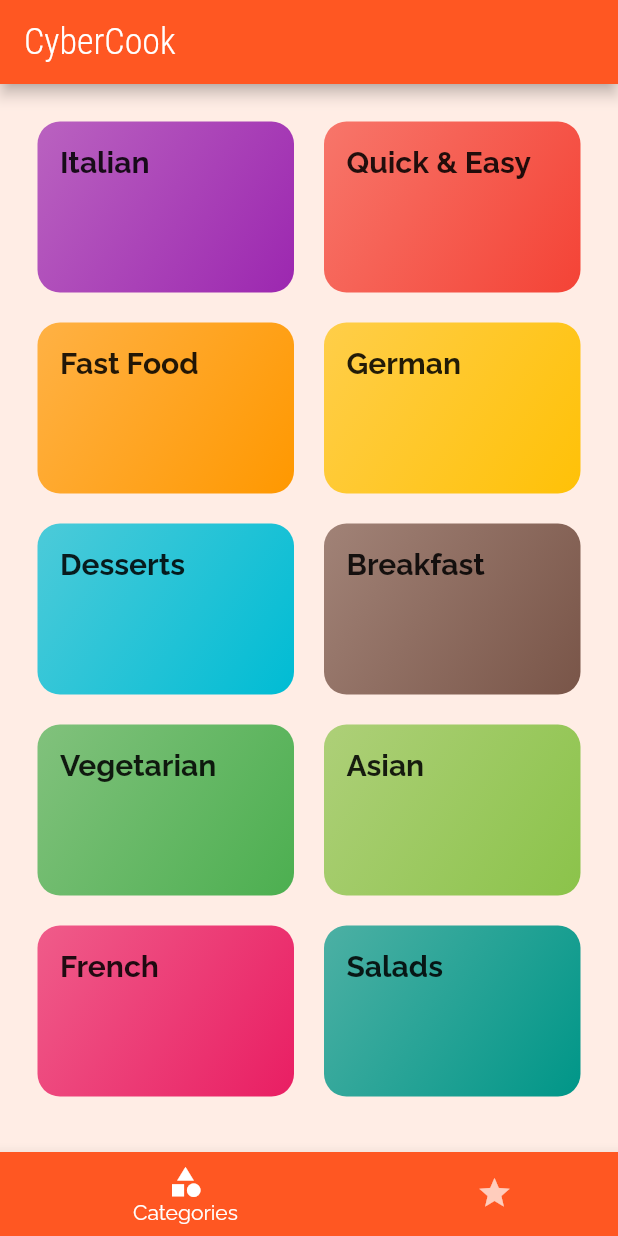
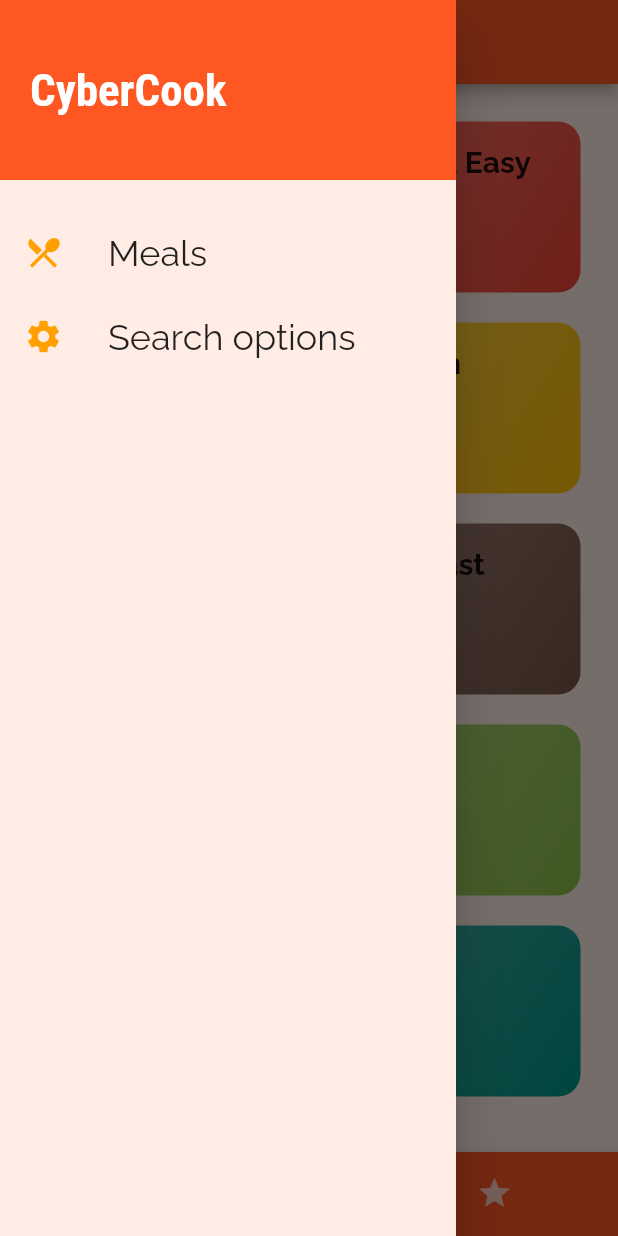
Before and after one commit to Totemi1324/virtual_cookbook, a Flutter app: the screen it shows after launch, with the side drawer open (before the commit the screen has no drawer), on a phone screen of 412 x 824 dp. Run offline on Flutter 3.47's test engine with Material 2 defaults, Android fonts, the phone set to English and light mode, and no system bars.

Commit message:
Style side drawer

```diff
--- a/lib/main.dart
+++ b/lib/main.dart
@@ -17,7 +17,7 @@ class MyApp extends StatelessWidget {
         primarySwatch: Colors.deepOrange,
         colorScheme: ColorScheme.fromSwatch(
           primarySwatch: Colors.deepOrange,
-          accentColor: Colors.teal,
+          accentColor: Colors.amber.shade700,
         ),
         canvasColor: const Color.fromARGB(255, 255, 237, 229),
         fontFamily: "Raleway",
--- a/lib/screens/tabs.dart
+++ b/lib/screens/tabs.dart
@@ -1,5 +1,6 @@
 import 'package:flutter/material.dart';
 
+import '../widgets/drawer_menu.dart';
 import './favourites.dart';
 import './categories.dart';
 
@@ -29,6 +30,7 @@ class _ScreenTabsState extends State<ScreenTabs> {
       appBar: AppBar(
         title: const Text("CyberCook"),
       ),
+      drawer: const DrawerMenu(),
       body: _pages[_selectedPageIndex],
       bottomNavigationBar: BottomNavigationBar(
         onTap: _onSelectPage,
--- /dev/null
+++ b/lib/widgets/drawer_menu.dart
@@ -0,0 +1,56 @@
+import 'package:flutter/material.dart';
+
+class DrawerMenu extends StatelessWidget {
+  const DrawerMenu({super.key});
+
+  Widget _buildOption(BuildContext buildContext, IconData icon, String name) {
+    return ListTile(
+      leading: Icon(
+        icon,
+        size: 26,
+        color: Theme.of(buildContext).colorScheme.secondary,
+      ),
+      title: Text(
+        name,
+        style: const TextStyle(
+          fontSize: 24,
+          //fontWeight: FontWeight.bold,
+        ),
+      ),
+      onTap: () {
+        //...
+      },
+    );
+  }
+
+  @override
+  Widget build(BuildContext context) {
+    return Drawer(
+      child: Column(
+        children: [
+          Container(
+            height: 120,
+            width: double.infinity,
+            padding: const EdgeInsets.all(20),
+            alignment: Alignment.centerLeft,
+            color: Theme.of(context).colorScheme.primary,
+            child: const Text(
+              "CyberCook",
+              style: TextStyle(
+                fontFamily: "RobotoCondensed",
+                fontWeight: FontWeight.bold,
+                fontSize: 30,
+                color: Colors.white,
+              ),
+            ),
+          ),
+          const SizedBox(
+            height: 20,
+          ),
+          _buildOption(context, Icons.restaurant_menu, "Meals"),
+          _buildOption(context, Icons.settings, "Search options")
+        ],
+      ),
+    );
+  }
+}
```
